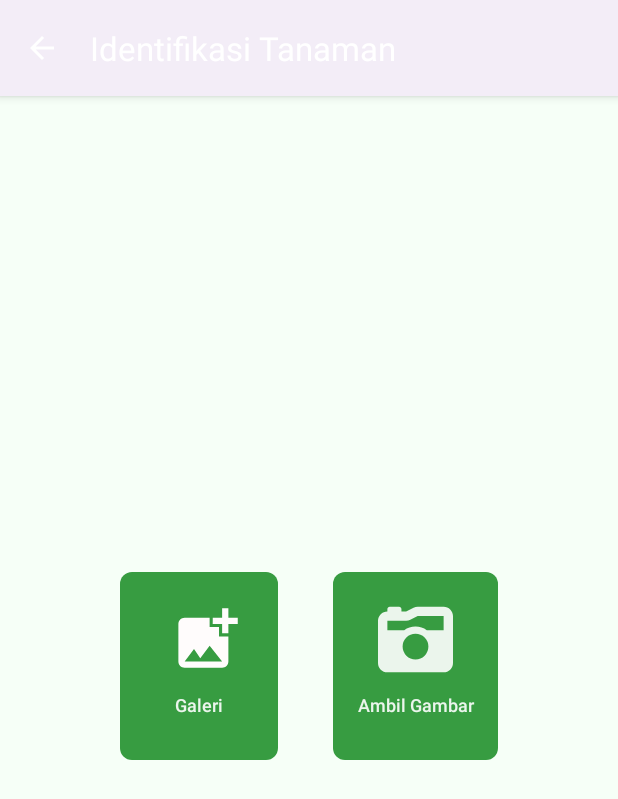
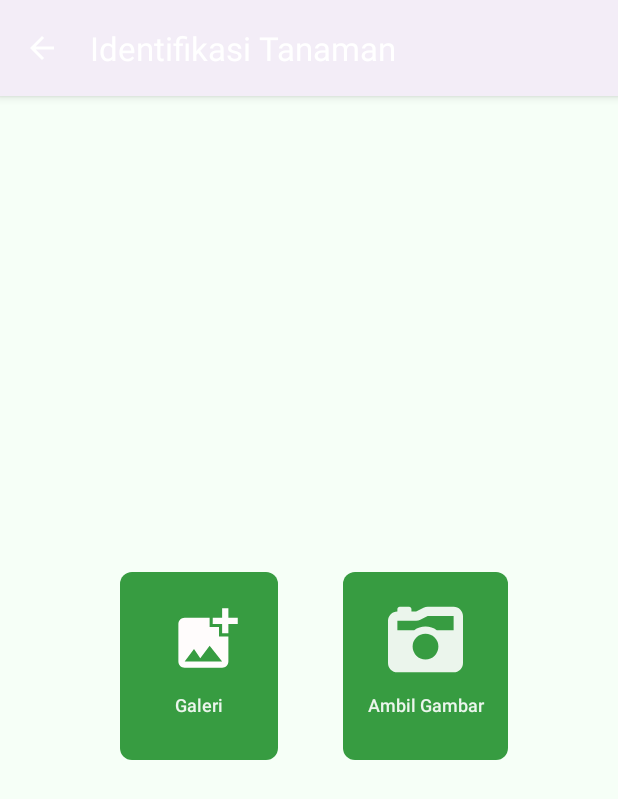
Before and after one commit to CH2-PS061/WeScApp, an Android app built with Jetpack Compose: the CameraActivity screen opened directly, with no data from a screen before it, on a phone screen of 412 x 824 dp. Shown: the top 799 px of the screen. Run offline under Robolectric (Android 15) with nearby library versions, the phone set to English and light mode, and no system bars; libraries missing offline, so code that uses them is left out: org.tensorflow.lite; network calls fail; Roboto replaces fonts that are not available here.

Commit message:
fix margin

```diff
--- a/app/src/main/res/layout/activity_camera.xml
+++ b/app/src/main/res/layout/activity_camera.xml
@@ -44,10 +44,12 @@
         android:layout_width="110dp"
         android:layout_height="125dp"
         android:layout_marginEnd="80dp"
+        android:layout_marginStart="50dp"
         android:background="@drawable/square_button_background"
         android:orientation="vertical"
         app:layout_constraintBottom_toBottomOf="@id/btn_gallery"
         app:layout_constraintEnd_toEndOf="parent"
+        app:layout_constraintStart_toEndOf="@+id/btn_gallery"
         app:layout_constraintTop_toTopOf="@+id/btn_gallery">
 
         <ImageView
```
